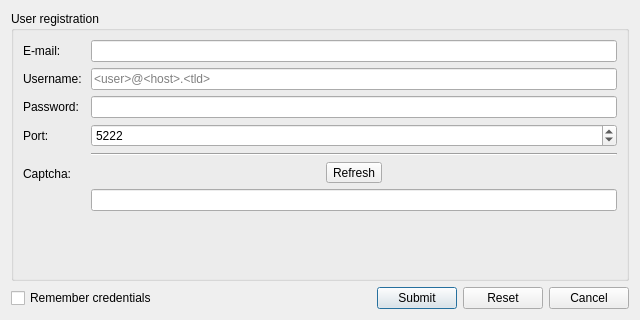
Qt form src/ui/xmpp/gkxmppregistrationdialog.ui (GekkoFyre/small-world-deluxe) before a commit.
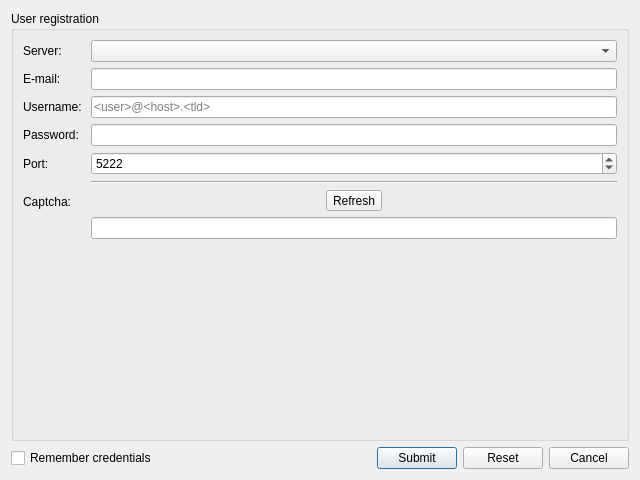
The same form after that commit.

```diff
--- a/src/ui/xmpp/gkxmppregistrationdialog.ui
+++ b/src/ui/xmpp/gkxmppregistrationdialog.ui
@@ -10,9 +10,15 @@
     <x>0</x>
     <y>0</y>
     <width>640</width>
-    <height>320</height>
+    <height>480</height>
    </rect>
   </property>
+  <property name="minimumSize">
+   <size>
+    <width>640</width>
+    <height>480</height>
+   </size>
+  </property>
   <property name="windowTitle">
    <string>XMPP Registration -- Small World Deluxe</string>
   </property>
@@ -84,14 +90,14 @@
                 <property name="bottomMargin">
                  <number>0</number>
                 </property>
-                <item row="0" column="0">
+                <item row="1" column="0">
                  <widget class="QLabel" name="label_email">
                   <property name="text">
                    <string>E-mail: </string>
                   </property>
                  </widget>
                 </item>
-                <item row="0" column="1">
+                <item row="1" column="1">
                  <widget class="QLineEdit" name="lineEdit_email">
                   <property name="maxLength">
                    <number>512</number>
@@ -101,14 +107,14 @@
                   </property>
                  </widget>
                 </item>
-                <item row="1" column="0">
+                <item row="2" column="0">
                  <widget class="QLabel" name="label_username">
                   <property name="text">
                    <string>Username: </string>
                   </property>
                  </widget>
                 </item>
-                <item row="1" column="1">
+                <item row="2" column="1">
                  <widget class="QLineEdit" name="lineEdit_username">
                   <property name="maxLength">
                    <number>256</number>
@@ -121,14 +127,14 @@
                   </property>
                  </widget>
                 </item>
-                <item row="2" column="0">
+                <item row="3" column="0">
                  <widget class="QLabel" name="label_password">
                   <property name="text">
                    <string>Password: </string>
                   </property>
                  </widget>
                 </item>
-                <item row="2" column="1">
+                <item row="3" column="1">
                  <widget class="QLineEdit" name="lineEdit_password">
                   <property name="maxLength">
                    <number>256</number>
@@ -141,14 +147,14 @@
                   </property>
                  </widget>
                 </item>
-                <item row="3" column="0">
+                <item row="4" column="0">
                  <widget class="QLabel" name="label_xmpp_port">
                   <property name="text">
                    <string>Port: </string>
                   </property>
                  </widget>
                 </item>
-                <item row="3" column="1">
+                <item row="4" column="1">
                  <widget class="QSpinBox" name="spinBox_xmpp_port">
                   <property name="minimum">
                    <number>80</number>
@@ -161,14 +167,14 @@
                   </property>
                  </widget>
                 </item>
-                <item row="5" column="0">
+                <item row="6" column="0">
                  <widget class="QLabel" name="label_xmpp_captcha">
                   <property name="text">
                    <string>Captcha: </string>
                   </property>
                  </widget>
                 </item>
-                <item row="5" column="1">
+                <item row="6" column="1">
                  <widget class="QFrame" name="frame_xmpp_captcha">
                   <property name="frameShape">
                    <enum>QFrame::NoFrame</enum>
@@ -263,13 +269,23 @@
                   </layout>
                  </widget>
                 </item>
-                <item row="4" column="1">
+                <item row="5" column="1">
                  <widget class="Line" name="line">
                   <property name="orientation">
                    <enum>Qt::Horizontal</enum>
                   </property>
                  </widget>
                 </item>
+                <item row="0" column="0">
+                 <widget class="QLabel" name="label_server_type">
+                  <property name="text">
+                   <string>Server: </string>
+                  </property>
+                 </widget>
+                </item>
+                <item row="0" column="1">
+                 <widget class="QComboBox" name="comboBox_server_type"/>
+                </item>
                </layout>
               </widget>
              </item>
```
Left out of the diff: 84 changed lines with no effect on the pictures.
